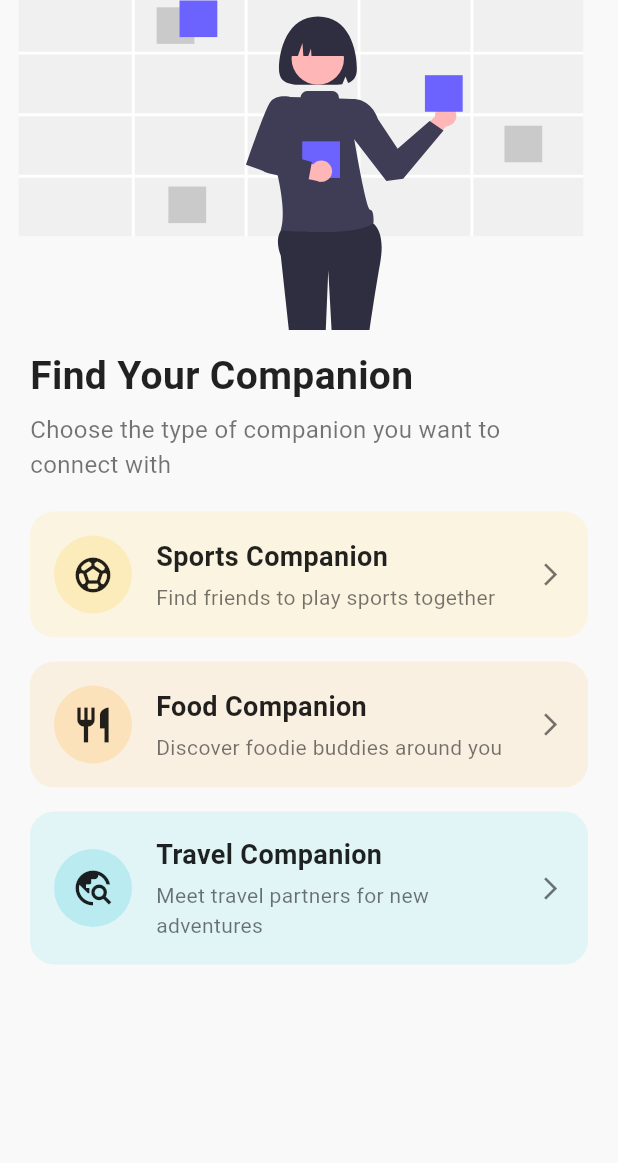
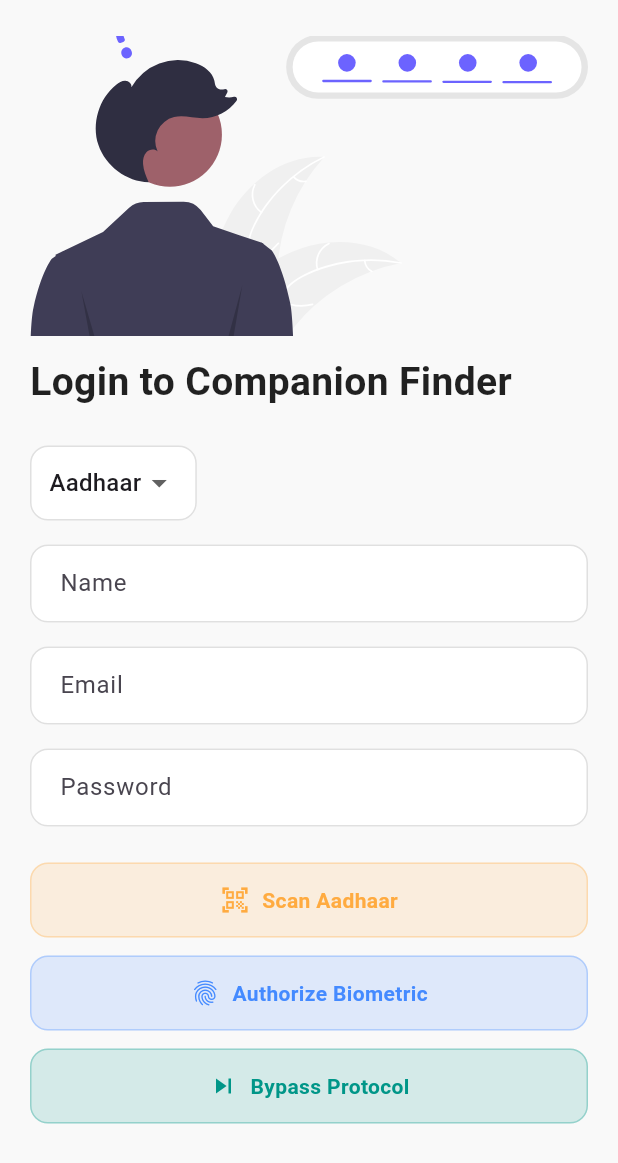
Before and after one commit to Ashmitpalit/ui, a Flutter app: the screen it shows after launch, on a phone screen of 412 x 824 dp. Shown: the top 1163 px of the screen. Run offline on Flutter 3.47's test engine with Material 3 defaults, Android fonts, the phone set to English and light mode, and no system bars; our stand-ins replace flutter_svg.

Commit message:
login and companion

```diff
--- /dev/null
+++ b/lib/companion_finder_screen.dart
@@ -0,0 +1,149 @@
+import 'package:flutter/material.dart';
+import 'package:flutter_svg/flutter_svg.dart';
+
+class CompanionFinderScreen extends StatelessWidget {
+  const CompanionFinderScreen({super.key});
+
+  @override
+  Widget build(BuildContext context) {
+    return Scaffold(
+      backgroundColor: const Color(0xFFF9F9F9),
+      body: SafeArea(
+        child: Column(
+          children: [
+            // Big illustration header
+            SizedBox(
+              height: 220,
+              width: double.infinity,
+              child: SvgPicture.asset(
+                'assets/header_illustration.svg',
+                fit: BoxFit.cover,
+              ),
+            ),
+            const SizedBox(height: 12),
+            // Title
+            const Padding(
+              padding: EdgeInsets.symmetric(horizontal: 20),
+              child: Column(
+                crossAxisAlignment: CrossAxisAlignment.start,
+                children: [
+                  Text(
+                    'Find Your Companion',
+                    style: TextStyle(
+                      fontSize: 26,
+                      fontWeight: FontWeight.bold,
+                      color: Colors.black87,
+                    ),
+                  ),
+                  SizedBox(height: 6),
+                  Text(
+                    'Choose the type of companion you want to connect with',
+                    style: TextStyle(fontSize: 16, color: Colors.black54),
+                  ),
+                ],
+              ),
+            ),
+            const SizedBox(height: 20),
+            // Cards
+            Expanded(
+              child: ListView(
+                padding: const EdgeInsets.symmetric(horizontal: 20),
+                children: const [
+                  CompanionCard(
+                    icon: Icons.sports_soccer,
+                    title: 'Sports Companion',
+                    description: 'Find friends to play sports together',
+                    color: Color(0xFFFFE082),
+                  ),
+                  SizedBox(height: 16),
+                  CompanionCard(
+                    icon: Icons.restaurant,
+                    title: 'Food Companion',
+                    description: 'Discover foodie buddies around you',
+                    color: Color(0xFFFFCC80),
+                  ),
+                  SizedBox(height: 16),
+                  CompanionCard(
+                    icon: Icons.travel_explore,
+                    title: 'Travel Companion',
+                    description: 'Meet travel partners for new adventures',
+                    color: Color(0xFF80DEEA),
+                  ),
+                ],
+              ),
+            ),
+          ],
+        ),
+      ),
+    );
+  }
+}
+
+class CompanionCard extends StatelessWidget {
+  final IconData icon;
+  final String title;
+  final String description;
+  final Color color;
+
+  const CompanionCard({
+    super.key,
+    required this.icon,
+    required this.title,
+    required this.description,
+    required this.color,
+  });
+
+  @override
+  Widget build(BuildContext context) {
+    return GestureDetector(
+      onTap: () {
+        // You can navigate to a details screen here
+      },
+      child: Container(
+        decoration: BoxDecoration(
+          color: color.withOpacity(0.2),
+          borderRadius: BorderRadius.circular(16),
+        ),
+        padding: const EdgeInsets.all(16),
+        child: Row(
+          children: [
+            Container(
+              decoration: BoxDecoration(
+                color: color.withOpacity(0.4),
+                shape: BoxShape.circle,
+              ),
+              padding: const EdgeInsets.all(12),
+              child: Icon(icon, size: 28, color: Colors.black87),
+            ),
+            const SizedBox(width: 16),
+            Expanded(
+              child: Column(
+                crossAxisAlignment: CrossAxisAlignment.start,
+                children: [
+                  Text(
+                    title,
+                    style: const TextStyle(
+                      fontSize: 18,
+                      fontWeight: FontWeight.w600,
+                      color: Colors.black87,
+                    ),
+                  ),
+                  const SizedBox(height: 4),
+                  Text(
+                    description,
+                    style: const TextStyle(fontSize: 14, color: Colors.black54),
+                  ),
+                ],
+              ),
+            ),
+            const Icon(
+              Icons.arrow_forward_ios,
+              size: 18,
+              color: Colors.black54,
+            ),
+          ],
+        ),
+      ),
+    );
+  }
+}
--- /dev/null
+++ b/lib/login_screen.dart
@@ -0,0 +1,166 @@
+import 'package:flutter/material.dart';
+import 'package:flutter_svg/flutter_svg.dart';
+import 'package:ui/companion_finder_screen.dart';
+
+class LoginScreen extends StatefulWidget {
+  const LoginScreen({Key? key}) : super(key: key);
+
+  @override
+  State<LoginScreen> createState() => _LoginScreenState();
+}
+
+class _LoginScreenState extends State<LoginScreen> {
+  String selectedDocument = 'Aadhaar';
+
+  @override
+  Widget build(BuildContext context) {
+    return Scaffold(
+      backgroundColor: const Color(0xFFF9F9F9),
+      body: SafeArea(
+        child: SingleChildScrollView(
+          padding: const EdgeInsets.symmetric(horizontal: 20, vertical: 24),
+          child: Column(
+            crossAxisAlignment: CrossAxisAlignment.start,
+            children: [
+              // SVG illustration header
+              SizedBox(
+                height: 200,
+                width: double.infinity,
+                child: SvgPicture.asset(
+                  'assets/login_bg.svg',
+                  fit: BoxFit.cover,
+                ),
+              ),
+              const SizedBox(height: 12),
+              const Text(
+                'Login to Companion Finder',
+                style: TextStyle(
+                  fontSize: 26,
+                  fontWeight: FontWeight.bold,
+                  color: Colors.black87,
+                ),
+              ),
+              const SizedBox(height: 24),
+              Container(
+                decoration: BoxDecoration(
+                  color: Colors.white,
+                  borderRadius: BorderRadius.circular(12),
+                  border: Border.all(color: Colors.grey.shade300),
+                ),
+                padding: const EdgeInsets.symmetric(horizontal: 12),
+                child: DropdownButtonHideUnderline(
+                  child: DropdownButton<String>(
+                    value: selectedDocument,
+                    items: const [
+                      DropdownMenuItem(
+                        value: 'Aadhaar',
+                        child: Text('Aadhaar'),
+                      ),
+                      DropdownMenuItem(value: 'PAN', child: Text('PAN')),
+                    ],
+                    onChanged: (value) {
+                      setState(() {
+                        selectedDocument = value!;
+                      });
+                    },
+                  ),
+                ),
+              ),
+              const SizedBox(height: 16),
+              _buildTextField('Name'),
+              const SizedBox(height: 16),
+              _buildTextField('Email'),
+              const SizedBox(height: 16),
+              _buildTextField('Password', obscure: true),
+              const SizedBox(height: 24),
+              _buildButton(
+                icon: Icons.qr_code_scanner,
+                label: 'Scan $selectedDocument',
+                onTap: () {
+                  // Placeholder for scan action
+                },
+                color: Colors.orangeAccent,
+              ),
+              const SizedBox(height: 12),
+              _buildButton(
+                icon: Icons.fingerprint,
+                label: 'Authorize Biometric',
+                onTap: () {
+                  // Placeholder for biometric action
+                },
+                color: Colors.blueAccent,
+              ),
+              const SizedBox(height: 12),
+              _buildButton(
+                icon: Icons.skip_next,
+                label: 'Bypass Protocol',
+                onTap: () {
+                  Navigator.push(
+                    context,
+                    MaterialPageRoute(
+                      builder: (_) => const CompanionFinderScreen(),
+                    ),
+                  );
+                },
+                color: Colors.teal,
+              ),
+            ],
+          ),
+        ),
+      ),
+    );
+  }
+
+  Widget _buildTextField(String hint, {bool obscure = false}) {
+    return TextField(
+      obscureText: obscure,
+      decoration: InputDecoration(
+        hintText: hint,
+        filled: true,
+        fillColor: Colors.white,
+        contentPadding: const EdgeInsets.symmetric(
+          horizontal: 16,
+          vertical: 14,
+        ),
+        border: OutlineInputBorder(
+          borderRadius: BorderRadius.circular(12),
+          borderSide: BorderSide(color: Colors.grey.shade300),
+        ),
+        enabledBorder: OutlineInputBorder(
+          borderRadius: BorderRadius.circular(12),
+          borderSide: BorderSide(color: Colors.grey.shade300),
+        ),
+      ),
+    );
+  }
+
+  Widget _buildButton({
+    required IconData icon,
+    required String label,
+    required VoidCallback onTap,
+    required Color color,
+  }) {
+    return GestureDetector(
+      onTap: onTap,
+      child: Container(
+        padding: const EdgeInsets.symmetric(vertical: 14),
+        decoration: BoxDecoration(
+          color: color.withOpacity(0.15),
+          borderRadius: BorderRadius.circular(12),
+          border: Border.all(color: color.withOpacity(0.3)),
+        ),
+        child: Row(
+          mainAxisAlignment: MainAxisAlignment.center,
+          children: [
+            Icon(icon, color: color, size: 20),
+            const SizedBox(width: 8),
+            Text(
+              label,
+              style: TextStyle(color: color, fontWeight: FontWeight.w600),
+            ),
+          ],
+        ),
+      ),
+    );
+  }
+}
--- a/lib/main.dart
+++ b/lib/main.dart
@@ -1,5 +1,5 @@
 import 'package:flutter/material.dart';
-import 'package:flutter_svg/flutter_svg.dart';
+import 'login_screen.dart';
 
 void main() {
   runApp(const MyApp());
@@ -13,157 +13,11 @@ class MyApp extends StatelessWidget {
     return MaterialApp(
       debugShowCheckedModeBanner: false,
       title: 'Companion Finder',
-      theme: ThemeData(fontFamily: 'Roboto'),
-      home: const CompanionFinderScreen(),
+      theme: ThemeData(
+        fontFamily: 'Roboto',
+        scaffoldBackgroundColor: Color(0xFFF9F9F9),
+      ),
+      home: const LoginScreen(),
     );
   }
 }
-
-class CompanionFinderScreen extends StatelessWidget {
-  const CompanionFinderScreen({super.key});
-
-  @override
-  Widget build(BuildContext context) {
-    return Scaffold(
-      backgroundColor: const Color(0xFFF9F9F9),
-      body: SafeArea(
-        child: Column(
-          children: [
-            // Big illustration header
-            SizedBox(
-              height: 220,
-              width: double.infinity,
-              child: SvgPicture.asset(
-                'assets/header_illustration.svg',
-                fit: BoxFit.cover,
-              ),
-            ),
-            const SizedBox(height: 12),
-            // Title
-            const Padding(
-              padding: EdgeInsets.symmetric(horizontal: 20),
-              child: Column(
-                crossAxisAlignment: CrossAxisAlignment.start,
-                children: [
-                  Text(
-                    'Find Your Companion',
-                    style: TextStyle(
-                      fontSize: 26,
-                      fontWeight: FontWeight.bold,
-                      color: Colors.black87,
-                    ),
-                  ),
-                  SizedBox(height: 6),
-                  Text(
-                    'Choose the type of companion you want to connect with',
-                    style: TextStyle(fontSize: 16, color: Colors.black54),
-                  ),
-                ],
-              ),
-            ),
-            const SizedBox(height: 20),
-            // Cards
-            Expanded(
-              child: ListView(
-                padding: const EdgeInsets.symmetric(horizontal: 20),
-                children: const [
-                  CompanionCard(
-                    icon: Icons.sports_soccer,
-                    title: 'Sports Companion',
-                    description: 'Find friends to play sports together',
-                    color: Color(0xFFFFE082),
-                  ),
-                  SizedBox(height: 16),
-                  CompanionCard(
-                    icon: Icons.restaurant,
-                    title: 'Food Companion',
-                    description: 'Discover foodie buddies around you',
-                    color: Color(0xFFFFCC80),
-                  ),
-                  SizedBox(height: 16),
-                  CompanionCard(
-                    icon: Icons.travel_explore,
-                    title: 'Travel Companion',
-                    description: 'Meet travel partners for new adventures',
-                    color: Color(0xFF80DEEA),
-                  ),
-                ],
-              ),
-            ),
-          ],
-        ),
-      ),
-    );
-  }
-}
-
-class CompanionCard extends StatelessWidget {
-  final IconData icon;
-  final String title;
-  final String description;
-  final Color color;
-
-  const CompanionCard({
-    super.key,
-    required this.icon,
-    required this.title,
-    required this.description,
-    required this.color,
-  });
-
-  @override
-  Widget build(BuildContext context) {
-    return GestureDetector(
-      onTap: () {
-        // You can navigate to the details screen here
-      },
-      child: AnimatedContainer(
-        duration: const Duration(milliseconds: 200),
-        curve: Curves.easeOut,
-        decoration: BoxDecoration(
-          color: color.withOpacity(0.2),
-          borderRadius: BorderRadius.circular(16),
-        ),
-        padding: const EdgeInsets.all(16),
-        child: Row(
-          children: [
-            Container(
-              decoration: BoxDecoration(
-                color: color.withOpacity(0.4),
-                shape: BoxShape.circle,
-              ),
-              padding: const EdgeInsets.all(12),
-              child: Icon(icon, size: 28, color: Colors.black87),
-            ),
-            const SizedBox(width: 16),
-            Expanded(
-              child: Column(
-                crossAxisAlignment: CrossAxisAlignment.start,
-                children: [
-                  Text(
-                    title,
-                    style: const TextStyle(
-                      fontSize: 18,
-                      fontWeight: FontWeight.w600,
-                      color: Colors.black87,
-                    ),
-                  ),
-                  const SizedBox(height: 4),
-                  Text(
-                    description,
-                    style: const TextStyle(fontSize: 14, color: Colors.black54),
-                  ),
-                ],
-              ),
-            ),
-            const Icon(
-              Icons.arrow_forward_ios,
-              size: 18,
-              color: Colors.black54,
-            ),
-          ],
-        ),
-      ),
-    );
-  }
-}
--- a/pubspec.yaml
+++ b/pubspec.yaml
@@ -66,6 +66,7 @@ flutter:
     - assets/photo4.jpg
     - assets/wave_bg.svg
     - assets/header_illustration.svg
+    - assets/login_bg.svg
   # To add assets to your application, add an assets section, like this:
   # assets:
   #   - images/a_dot_burr.jpeg
```
Also changed, not shown: assets/login_bg.svg (added).
